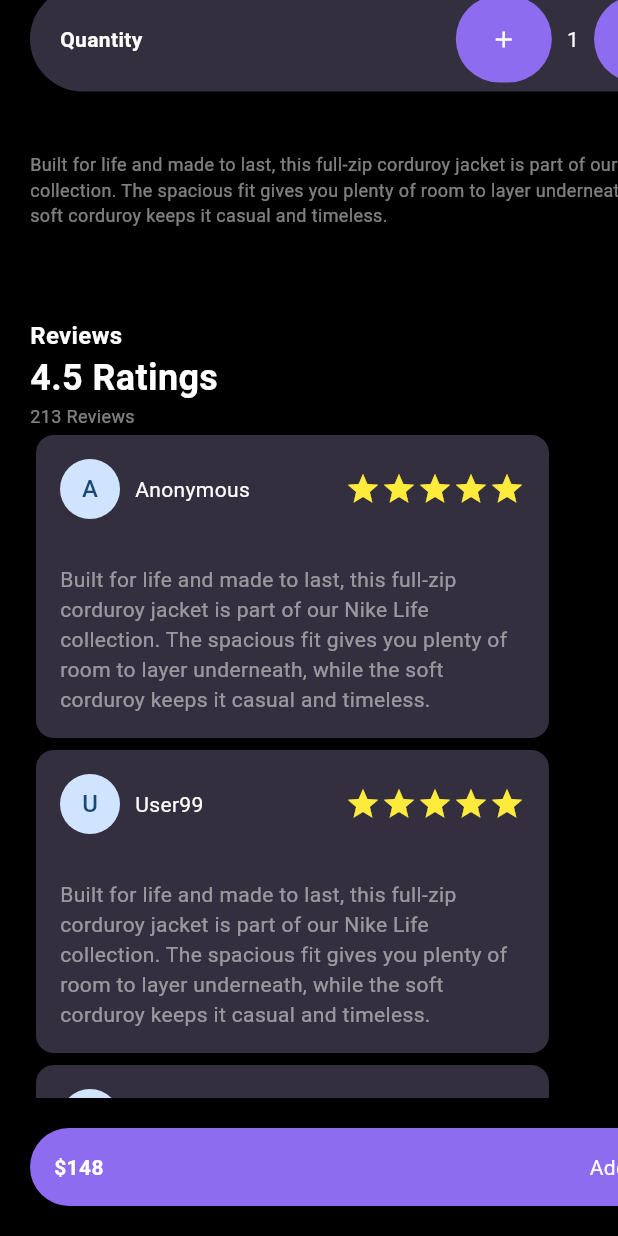
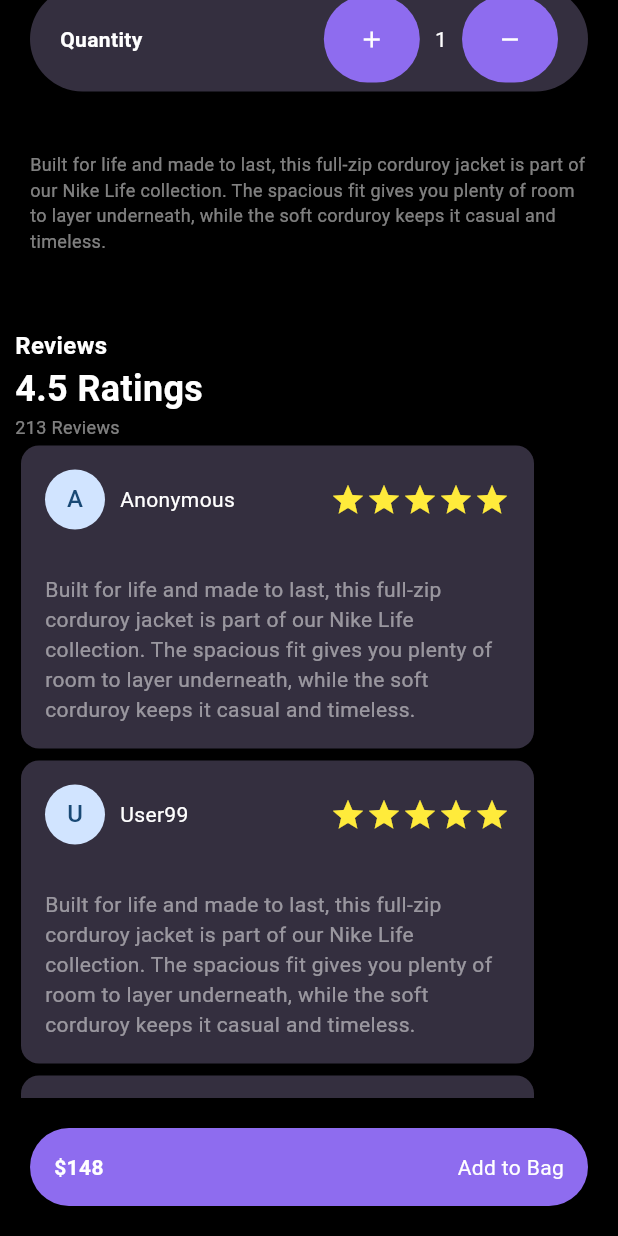
Before and after one commit to abdumo1993/ecommerce_app, a Flutter app: the screen it shows after launch, scrolled down 576 dp, on a phone screen of 412 x 824 dp. Run offline on Flutter 3.47's test engine with Material 3 defaults, Android fonts, the phone set to English and light mode, and no system bars.

Commit message:
minor changes

```diff
--- a/ecommerce_app/lib/pages/products/productDetail.dart
+++ b/ecommerce_app/lib/pages/products/productDetail.dart
@@ -27,7 +27,7 @@ class myScaffold extends StatelessWidget {
       var screenWidth = MediaQuery.of(context).size.width;
       var diff = screenWidth - 500;
       if (screenWidth > 500) {
-        if (diff > 280) {
+        if (diff > 390) {
           side = true;
         } else
           side = false;
@@ -39,13 +39,11 @@ class myScaffold extends StatelessWidget {
     return Container(
       color: Theme.of(context).colorScheme.primary,
       alignment: Alignment.center,
-      child: SingleChildScrollView(
-        scrollDirection: Axis.horizontal,
-        child: Row(
+      child:Row(
           mainAxisAlignment: MainAxisAlignment.center,
           children: [
             Container(
-              width: 500,
+              width: MediaQuery.of(context).size.width > 500 ? 500 : MediaQuery.of(context).size.width,
               child: Scaffold(
                 backgroundColor: Colors.transparent,
                 bottomNavigationBar: Container(
@@ -380,13 +378,8 @@ class myScaffold extends StatelessWidget {
                         ),
 
                         side
-                            ? Text(
-                                "side",
-                                style: TextStyle(
-                                    color: Theme.of(context)
-                                        .colorScheme
-                                        .onPrimary),
-                              )
+                            ? SizedBox(width: 0,height: 0,)
+
                             : myReviews(),
                       ],
                     ),
@@ -396,11 +389,11 @@ class myScaffold extends StatelessWidget {
             ),
             side
                 ? SizedBox(
-                    width: ((diff - 280 <= 0))
+                    width: ((diff - 390 <= 0))
                         ? 10
-                        : (diff - 280 > 150)
+                        : (diff - 390 > 150)
                             ? 150
-                            : diff - 280)
+                            : diff - 390)
                 : SizedBox(
                     width: 0,
                   ),
@@ -408,14 +401,9 @@ class myScaffold extends StatelessWidget {
                 ? myReviews(
                     side: side,
                   )
-                : Text(
-                    "side",
-                    style: TextStyle(
-                        color: Theme.of(context).colorScheme.onPrimary),
-                  ),
+                : SizedBox(width: 0,height: 0,)
           ],
-        ),
-      ),
+        )
     );
   }
 }
@@ -431,7 +419,7 @@ class myReviews extends StatelessWidget {
   Widget build(BuildContext context) {
     return Container(
       alignment: Alignment.topLeft,
-      padding: EdgeInsets.all(20.0),
+      padding: EdgeInsets.all(10.0),
       child: side
           ? SingleChildScrollView(
               scrollDirection: Axis.vertical,
```
